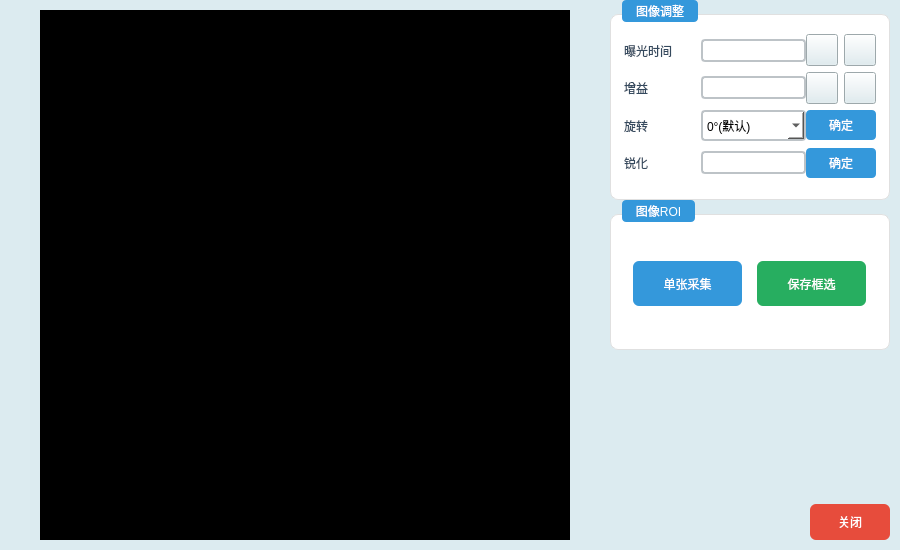
Before: the Qt Designer form librecad/src/OCRdemo/Setting.ui in Hcj1108/Librecad_AFP5000, drawn with Qt 5.
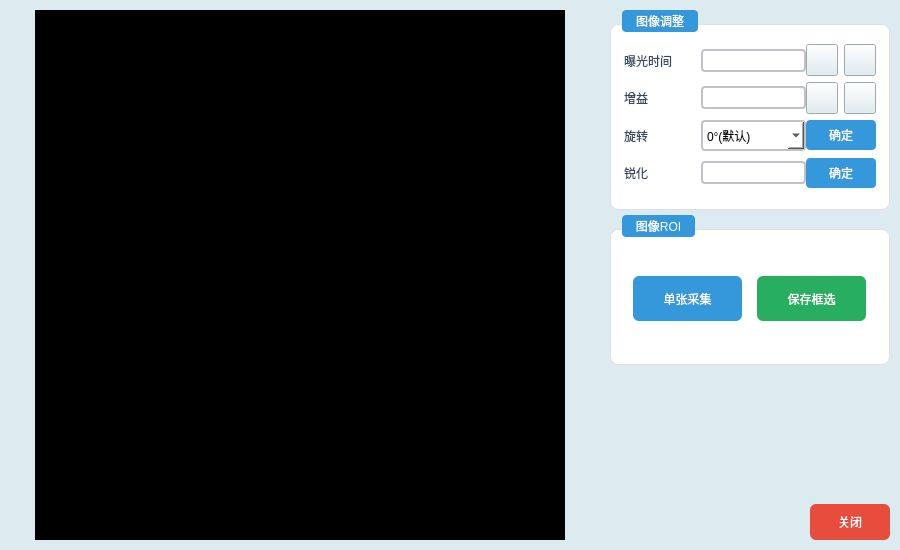
After: the same form once the commit is applied. Icons and pictures are not drawn. Custom widgets are drawn as their Qt base class.

What changed in the file:
```diff
--- a/librecad/src/OCRdemo/Setting.ui
+++ b/librecad/src/OCRdemo/Setting.ui
@@ -111,7 +111,19 @@
       <item>
        <layout class="QVBoxLayout" name="rightPanel">
         <property name="spacing">
-         <number>0</number>
+         <number>5</number>
+        </property>
+        <property name="leftMargin">
+         <number>10</number>
+        </property>
+        <property name="topMargin">
+         <number>10</number>
+        </property>
+        <property name="rightMargin">
+         <number>10</number>
+        </property>
+        <property name="bottomMargin">
+         <number>10</number>
         </property>
         <item>
          <widget class="QGroupBox" name="groupBox_2">
@@ -609,19 +621,6 @@
           </property>
          </spacer>
         </item>
-        <item>
-         <spacer name="verticalSpacer_4">
-          <property name="orientation">
-           <enum>Qt::Orientation::Vertical</enum>
-          </property>
-          <property name="sizeHint" stdset="0">
-           <size>
-            <width>20</width>
-            <height>40</height>
-           </size>
-          </property>
-         </spacer>
-        </item>
         <item>
          <spacer name="verticalSpacer_3">
           <property name="orientation">
@@ -685,40 +684,8 @@
           </item>
          </layout>
         </item>
-        <item>
-         <spacer name="verticalSpacer_2">
-          <property name="orientation">
-           <enum>Qt::Orientation::Vertical</enum>
-          </property>
-          <property name="sizeType">
-           <enum>QSizePolicy::Policy::Minimum</enum>
-          </property>
-          <property name="sizeHint" stdset="0">
-           <size>
-            <width>10</width>
-            <height>10</height>
-           </size>
-          </property>
-         </spacer>
-        </item>
        </layout>
       </item>
-      <item>
-       <spacer name="horizontalSpacer_4">
-        <property name="orientation">
-         <enum>Qt::Orientation::Horizontal</enum>
-        </property>
-        <property name="sizeType">
-         <enum>QSizePolicy::Policy::Minimum</enum>
-        </property>
-        <property name="sizeHint" stdset="0">
-         <size>
-          <width>10</width>
-          <height>20</height>
-         </size>
-        </property>
-       </spacer>
-      </item>
      </layout>
     </item>
    </layout>
```
